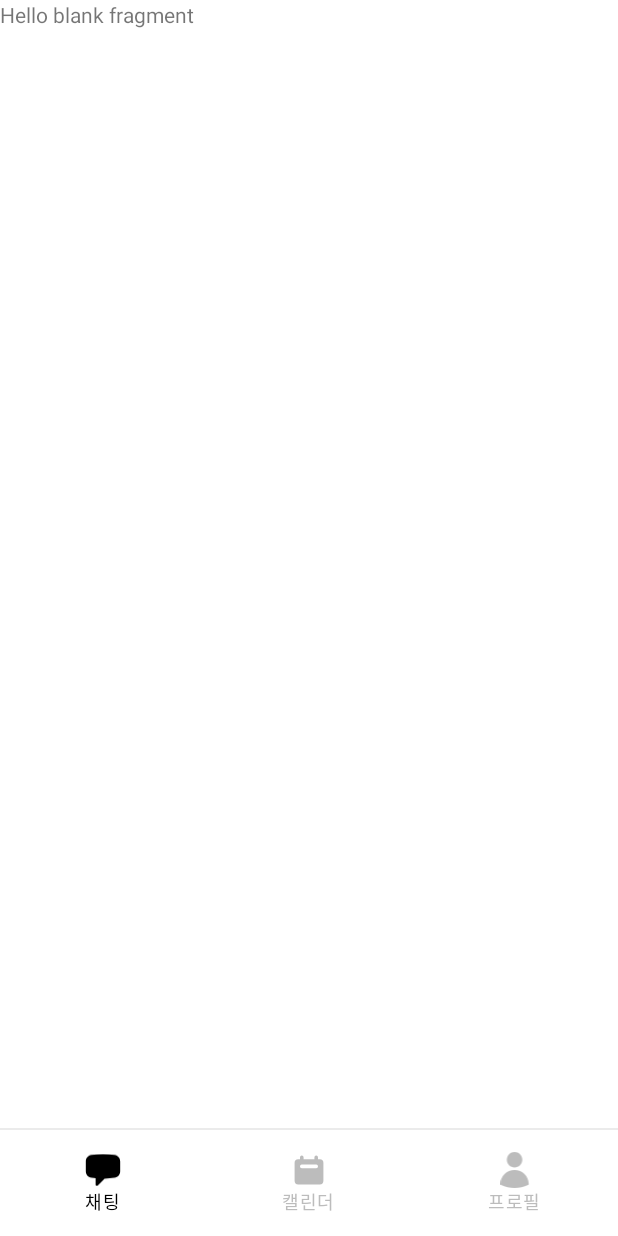
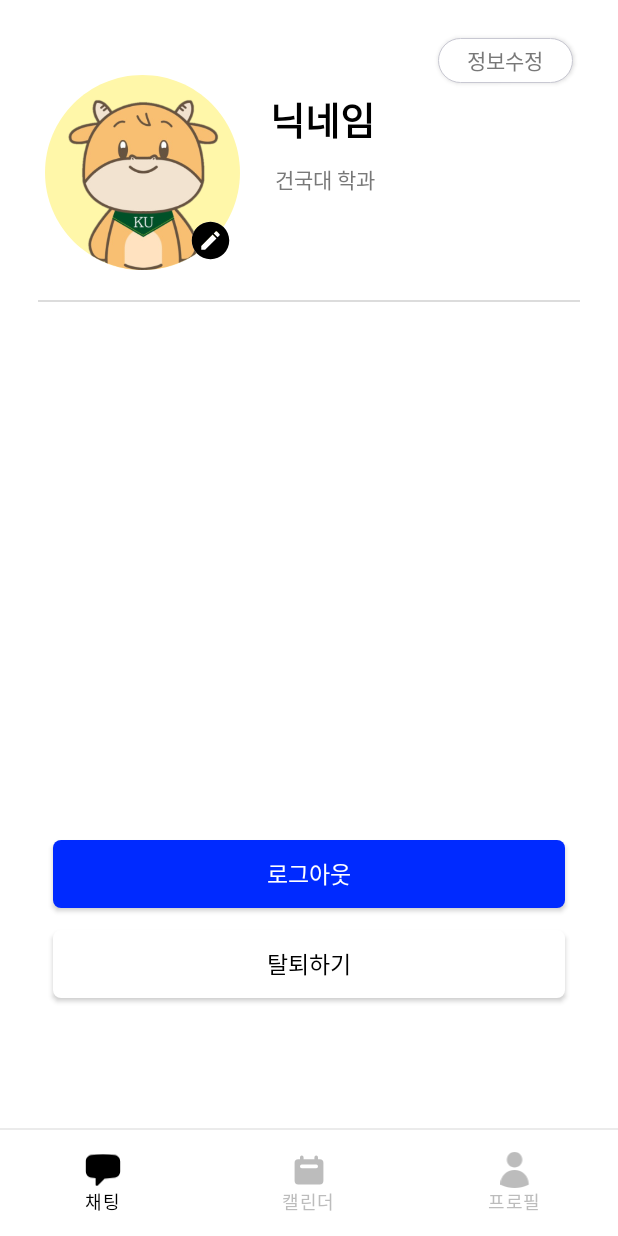
Before and after one commit to minhooooo/ux, an Android app: the fragment ProfileFragment placed in its activity, on a phone screen of 412 x 824 dp. Run offline under Robolectric (Android 15) with nearby library versions, the phone set to English and light mode, and no system bars.

Commit message:
Feat: 프로필 기본 레이아웃

```diff
--- /dev/null
+++ b/app/src/main/res/drawable/bg_ku.xml
@@ -0,0 +1,9 @@
+<vector xmlns:android="http://schemas.android.com/apk/res/android"
+    android:width="307dp"
+    android:height="307dp"
+    android:viewportWidth="307"
+    android:viewportHeight="307">
+    <path
+        android:pathData="M306.98,153.48C306.98,238.24 238.26,306.95 153.5,306.95C68.74,306.95 0.02,238.24 0.02,153.48C0.02,68.71 68.74,0 153.5,0C238.26,0 306.98,68.71 306.98,153.48Z"
+        android:fillColor="@color/bg1"/>
+</vector>
--- /dev/null
+++ b/app/src/main/res/drawable/btn_edit_background.xml
@@ -0,0 +1,7 @@
+<vector android:height="40dp" android:viewportHeight="24"
+    android:viewportWidth="24" android:width="40dp" xmlns:android="http://schemas.android.com/apk/res/android">
+
+    <path android:fillColor="#FFFFFF" android:pathData="m7,14.94l6.06,-6.06l2.06,2.06L9.06,17H7v-2.06M12,20a8,8 0,0 0,8 -8a8,8 0,0 0,-8 -8a8,8 0,0 0,-8 8a8,8 0,0 0,8 8m4.7,-10.65l-1,1l-2.05,-2.05l1,-1c0.21,-0.22 0.56,-0.22 0.77,0l1.28,1.28c0.22,0.21 0.22,0.56 0,0.77M12,2a10,10 0,0 1,10 10a10,10 0,0 1,-10 10A10,10 0,0 1,2 12A10,10 0,0 1,12 2"/>
+
+    <path android:fillColor="#000000" android:pathData="M12,2C6.47,2 2,6.47 2,12s4.47,10 10,10s10,-4.47 10,-10S17.53,2 12,2m3.1,5.07c0.14,0 0.28,0.05 0.4,0.16l1.27,1.27c0.23,0.22 0.23,0.57 0,0.78l-1,1l-2.05,-2.05l1,-1c0.1,-0.11 0.24,-0.16 0.38,-0.16m-1.97,1.74l2.06,2.06l-6.06,6.06H7.07v-2.06l6.06,-6.06Z"/>
+</vector>
--- a/app/src/main/res/layout/fragment_profile.xml
+++ b/app/src/main/res/layout/fragment_profile.xml
@@ -5,10 +5,124 @@
     android:layout_height="match_parent"
     tools:context=".ProfileFragment">
 
-    <!-- TODO: Update blank fragment layout -->
-    <TextView
+    <ScrollView
         android:layout_width="match_parent"
         android:layout_height="match_parent"
-        android:text="@string/hello_blank_fragment" />
+        android:layout_weight="1">
 
+        <FrameLayout
+            android:layout_width="match_parent"
+            android:layout_height="wrap_content"
+            android:orientation="vertical">
+
+            <androidx.appcompat.widget.AppCompatButton
+                android:id="@+id/modifyBtn"
+                android:layout_width="90dp"
+                android:layout_height="30dp"
+                android:layout_gravity="top|right"
+                android:layout_marginTop="25dp"
+                android:layout_marginRight="30dp"
+                android:fontFamily="@font/pretendard_medium"
+                android:background="@drawable/btn_circle_gray"
+                android:text="정보수정"
+                android:textSize="14sp"
+                android:textColor="#787878" />
+
+            <ImageButton
+                android:id="@+id/profileBG"
+                android:layout_width="130dp"
+                android:layout_height="130dp"
+                android:layout_marginTop="50dp"
+                android:layout_marginLeft="30dp"
+                android:background="@drawable/bg_ku" />
+
+            <ImageButton
+                android:id="@+id/profileImg"
+                android:layout_width="130dp"
+                android:layout_height="130dp"
+                android:layout_marginTop="50dp"
+                android:layout_marginLeft="30dp"
+                android:scaleType="centerInside"
+                android:background="@drawable/icon_ku" />
+
+            <ImageButton
+                android:id="@+id/profileBtn"
+                android:layout_width="30dp"
+                android:layout_height="30dp"
+                android:layout_marginTop="145dp"
+                android:layout_marginLeft="125dp"
+                android:background="@drawable/btn_edit_background" />
+
+            <LinearLayout
+                android:layout_width="match_parent"
+                android:layout_height="wrap_content"
+                android:layout_marginTop="30dp"
+                android:layout_marginLeft="180dp"
+                android:layout_marginRight="20dp"
+                android:orientation="vertical" >
+
+                <TextView
+                    android:id="@+id/nickname"
+                    android:layout_width="wrap_content"
+                    android:layout_height="wrap_content"
+                    android:layout_marginTop="30dp"
+                    android:layout_gravity="left"
+                    android:text="닉네임"
+                    android:textColor="@color/black"
+                    android:textSize="25dp"
+                    android:textStyle="bold"
+                    android:fontFamily="@font/pretendard_bold" />
+
+                <TextView
+                    android:layout_width="match_parent"
+                    android:layout_height="wrap_content"
+                    android:layout_gravity="left"
+                    android:layout_marginLeft="3dp"
+                    android:layout_marginTop="10dp"
+                    android:text="건국대 학과"
+                    android:textColor="#787878"
+                    android:textSize="14sp"
+                    android:fontFamily="@font/pretendard_light" />
+            </LinearLayout>
+
+            <ImageView
+                android:layout_width="match_parent"
+                android:layout_height="wrap_content"
+                android:layout_marginTop="200dp"
+                android:layout_marginLeft="25dp"
+                android:layout_marginRight="25dp"
+                android:src="@drawable/line_gray" />
+
+
+            <androidx.appcompat.widget.AppCompatButton
+                android:id="@+id/logoutBtn"
+                android:layout_width="match_parent"
+                android:layout_height="45dp"
+                android:layout_marginLeft="35dp"
+                android:layout_marginRight="35dp"
+                android:layout_marginTop="560dp"
+                android:layout_marginBottom="20dp"
+                android:background="@drawable/btn_blue"
+                android:text="로그아웃"
+                android:textSize="15dp"
+                android:fontFamily="@font/pretendard_semibold"
+                android:textColor="@color/white" />
+
+            <androidx.appcompat.widget.AppCompatButton
+                android:id="@+id/userDeleteBtn"
+                android:layout_width="match_parent"
+                android:layout_height="45dp"
+                android:layout_marginLeft="35dp"
+                android:layout_marginRight="35dp"
+                android:layout_marginTop="620dp"
+                android:layout_marginBottom="20dp"
+                android:background="@drawable/btn_blue"
+                android:backgroundTint="@color/white"
+                android:elevation="5dp"
+                android:text="탈퇴하기"
+                android:textSize="15dp"
+                android:fontFamily="@font/pretendard_semibold"
+                android:textColor="@color/black" />
+        </FrameLayout>
+    </ScrollView>
 </FrameLayout>
--- a/app/src/main/res/values/colors.xml
+++ b/app/src/main/res/values/colors.xml
@@ -11,4 +11,16 @@
     <color name="gray">#FFF5F5F5</color>
     <color name="darkGray">#FF4D5158</color>
     <color name="white">#FFFFFFFF</color>
+
+    <!-- 프로필 배경색 리스트 -->
+    <color name="bg1">#FFFFF7A9</color>
+    <color name="bg2">#FFFABCE1</color>
+    <color name="bg3">#FFC2C0FF</color>
+    <color name="bg4">#FFFFC28A</color>
+    <color name="bg5">#FF998282</color>
+    <color name="bg6">#FFB6C1E9</color>
+    <color name="bg7">#FFB8E1C3</color>
+    <color name="bg8">#FFD3D4D4</color>
+    <color name="bg9">#FFF2C0FF</color>
+    <color name="bg10">#FF829199</color>
 </resources>
```
Also changed, not shown: app/src/main/res/drawable-v24/icon_ku.png (added).
